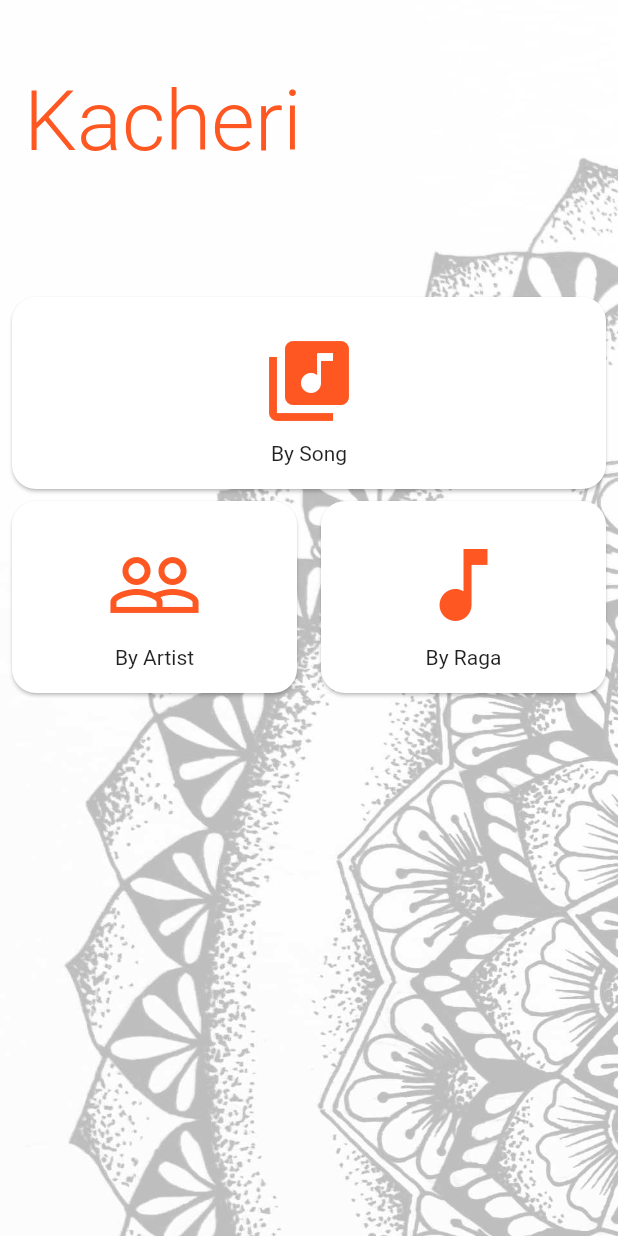
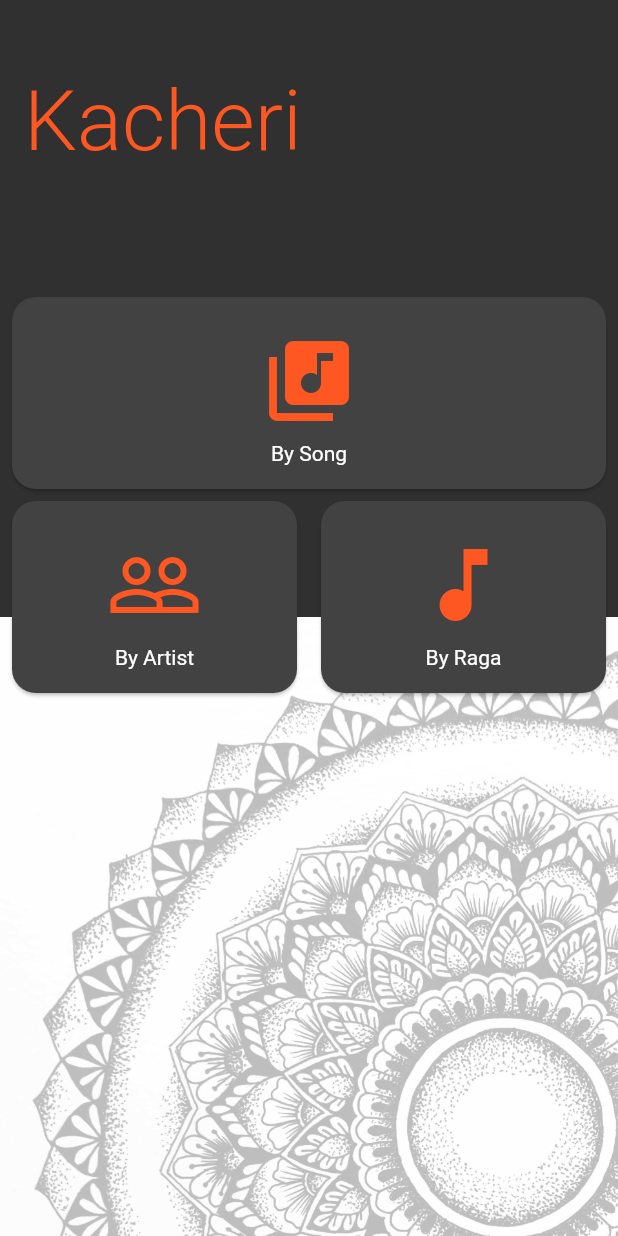
Before and after one commit to essuraj/kacheri, a Flutter app: the screen it shows after launch, on a phone screen of 412 x 824 dp. Run offline on Flutter 3.47's test engine with Material 2 defaults, Android fonts, the light colour scheme and no system bars; our stand-ins replace flutter_markdown, sqflite; missing offline and left inert: infinite_widgets; accounts and stored records are empty.

Commit message:
dark theme ftw

```diff
--- a/lib/main.dart
+++ b/lib/main.dart
@@ -9,9 +9,14 @@
   Widget build(BuildContext context) {
     return MaterialApp(
       title: 'Kacheri',
-      theme: ThemeData(
-          primarySwatch: Colors.deepOrange,
+      theme: ThemeData.dark().copyWith(
+
+          // primarySwatch: Colors.orange,
           primaryColorDark: Colors.deepOrangeAccent,
+          appBarTheme: AppBarTheme(elevation: 0),
+          inputDecorationTheme: InputDecorationTheme(
+            filled: true,
+          ),
           cardTheme: CardTheme(
             // color: const Color(0xFFffffff).withOpacity(0.6),
 
@@ -22,7 +27,7 @@
       routes: {
         '/': (context) => HomePage(),
         '/all-songs': (context) => SongsPage(),
-        '/all-songs': (context) => SongsPage(),
+        // '/all-songs': (context) => SongsPage(),
       },
     );
   }
--- a/lib/pages/HomePage.dart
+++ b/lib/pages/HomePage.dart
@@ -17,7 +17,8 @@
             image: DecorationImage(
               alignment: Alignment.bottomLeft,
               image: AssetImage("assets/sow-mandala-part.jpg"),
-              fit: BoxFit.cover,
+
+              // fit: BoxFit.cover,
             ),
           ),
           child: Column(
--- a/pubspec.yaml
+++ b/pubspec.yaml
@@ -24,7 +24,7 @@
   # Use with the CupertinoIcons class for iOS style icons.
   cupertino_icons: ^0.1.3
   sqflite: ^1.2.0
-  flutter_markdown: ^0.3.2
+  flutter_markdown: ^0.3.3
   infinite_widgets: ^1.0.1
 
 
```
Also changed, not shown: lib/pages/LyricPage.dart (+8 -8 lines), lib/pages/SongsPage.dart (+4 -4 lines), pubspec.lock.
